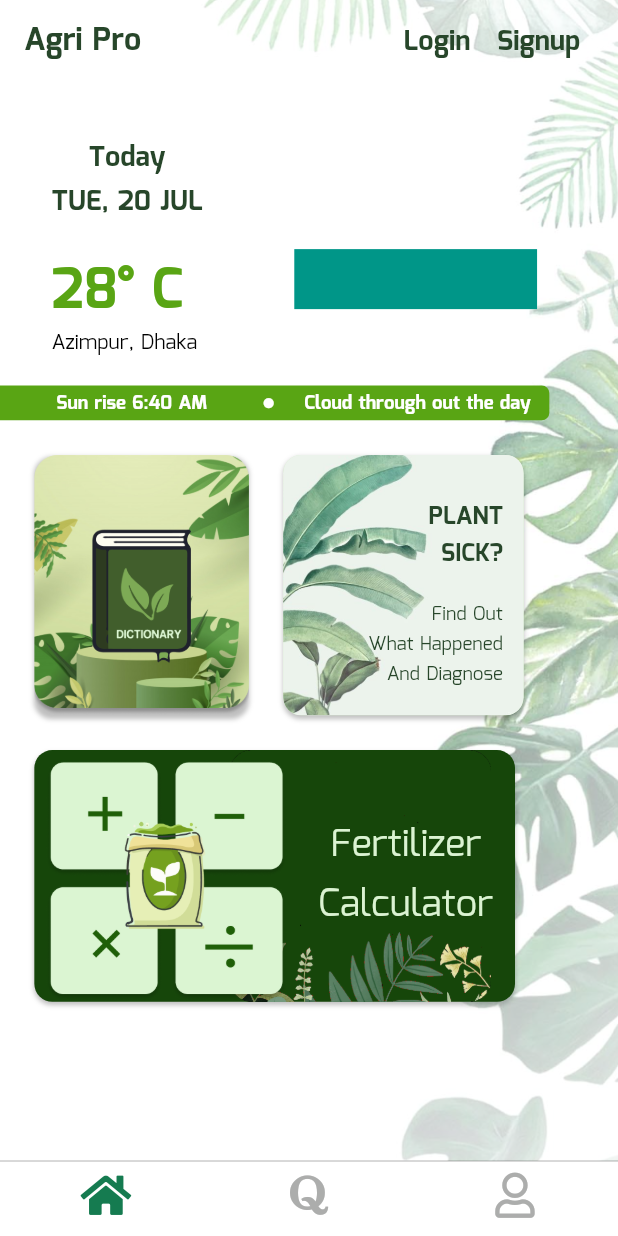
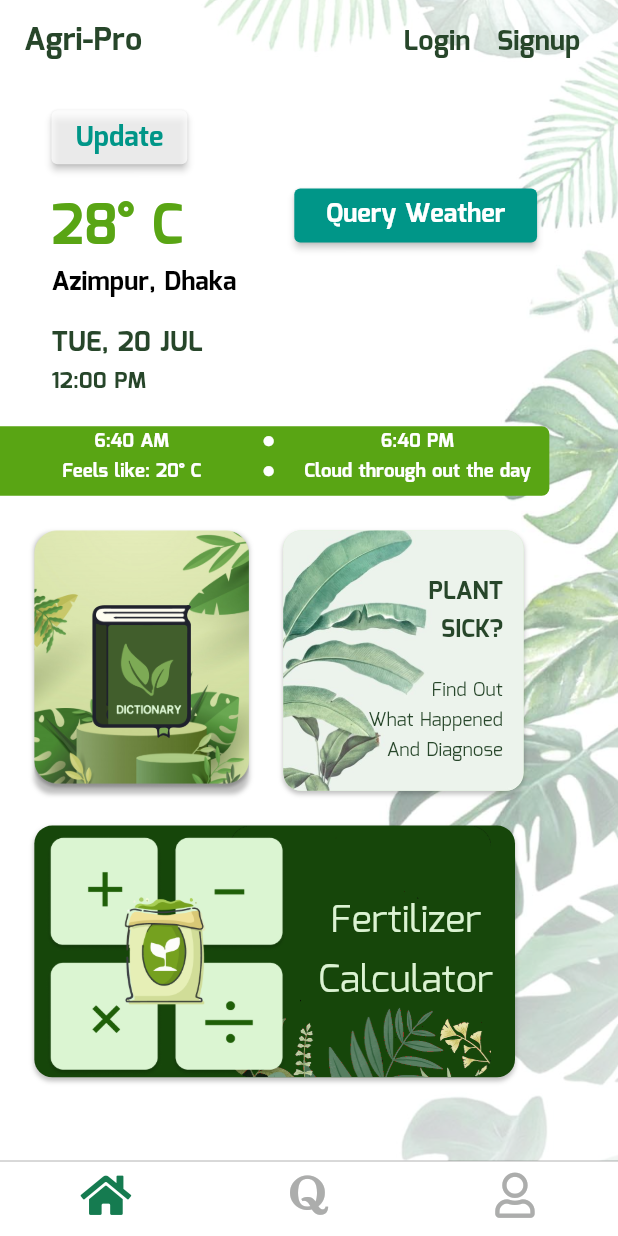
Before and after one commit to MdAkramKhanJehad/SPL_2, a Flutter app: the screen it shows after launch, on a phone screen of 412 x 824 dp. Run offline on Flutter 3.47's test engine with Material 2 defaults, Android fonts, the phone set to English and light mode, and no system bars; our stand-ins replace carousel_slider, cloud_firestore, file_picker, firebase_auth, firebase_core, firebase_storage and 10 more; missing offline and left inert: crypt; accounts and stored records are empty.

Commit message:
Weather design updated

```diff
--- a/lib/models/fertilizer_calculator.dart
+++ b/lib/models/fertilizer_calculator.dart
@@ -1,4 +1,5 @@
 import 'package:cloud_firestore/cloud_firestore.dart';
+
 class FertilizerCalculator{
   final List<String> units;
   final String name;
--- a/lib/navbar_items/home_page/home_page.dart
+++ b/lib/navbar_items/home_page/home_page.dart
@@ -1,34 +1,80 @@
-import 'package:external_app_launcher/external_app_launcher.dart';
 import 'package:flutter/material.dart';
 import 'package:flutter/painting.dart';
+import 'package:flutter_dotenv/flutter_dotenv.dart';
 import 'package:font_awesome_flutter/font_awesome_flutter.dart';
+import 'package:geolocator/geolocator.dart';
 import 'package:spl_two_agri_pro/login_signup/login.dart';
 import 'package:spl_two_agri_pro/login_signup/signup.dart';
 import 'package:spl_two_agri_pro/main.dart';
+import 'package:intl/intl.dart';
 import 'package:spl_two_agri_pro/navbar_items/diseases_page/diseases_page.dart';
 import 'package:spl_two_agri_pro/navbar_items/fertilizer_page/fertilizer_page.dart';
 import 'package:spl_two_agri_pro/navbar_items/weather_page/weather_page.dart';
+import 'package:weather/weather.dart';
+
+
 class HomePage extends StatefulWidget {
-
   @override
   _HomePageState createState() => _HomePageState();
 }
 
 class _HomePageState extends State<HomePage> {
+  late WeatherFactory ws;
+  String key =  dotenv.env['WEATHER_KEY'].toString();
+  String lastUpdatedDate="TUE, 20 JUL", lastUpdatedTime="12:00 PM", feelsLike= "20", temperature='28',location='Azimpur, Dhaka',sunrise="6:40 AM", sunset="6:40 PM", comment_on_weather='Cloud through out the day', degree = '°';
+  late Icon weather_depended_icon;
+  late List<Weather> _data;
+  double? lat, lon;
 
-  String todaysDate="Today\nTUE, 20 JUL",temperature='28',location='Azimpur, Dhaka',localTime="Sun rise 6:40 AM",cmnt_on_weather='Cloud through out the day',degree = '°';
-  late Icon weather_depended_icon;
+
+  Future<Position> locateUser() async {
+    return Geolocator.getCurrentPosition(desiredAccuracy: LocationAccuracy.high);
+  }
+
+
+  void queryCurrentWeather() async {
+    try{
+      Position position = await locateUser();
+      lat = position.latitude;
+      lon = position.longitude;
+    }catch(e){
+      print("Error while getting LatLong: $e");
+    }
+
+    Weather weather = (await ws.currentWeatherByLocation(lat!, lon!));
+    _data = [weather];
+
+    setState(() {
+      lastUpdatedDate = DateFormat('EEE, d MMM').format(_data[0].date!);
+      lastUpdatedTime = DateFormat.jm().format(_data[0].date!);
+      temperature= _data[0].temperature.toString().split(" ")[0];
+      location= "${_data[0].areaName.toString()}, ${_data[0].country.toString()}";
+      sunrise= "Sunrise: ${DateFormat.jm().format(_data[0].sunrise!)}";
+      sunset = "Sunset: ${DateFormat.jm().format(_data[0].sunset!)}";
+      comment_on_weather= _data[0].weatherDescription.toString();
+      feelsLike = _data[0].tempFeelsLike.toString().split(" ")[0];
+    });
+    print(_data[0]);
+  }
+
+  @override
+  void initState() {
+    super.initState();
+    ws = new WeatherFactory(key);
+    queryCurrentWeather();
+  }
+
   @override
   Widget build(BuildContext context) {
     final double height = MediaQuery.of(context).size.height;
     final double width = MediaQuery.of(context).size.width;
-
     double heightMultiplier = height/712;
     double widthMultiplier= width/360;
     TextStyle appBarTitleStyle=TextStyle(
       fontFamily: "Mina",
       letterSpacing: 0,
       fontSize: 18*widthMultiplier,fontWeight: FontWeight.w800,color:sharedObjectsGlobal.deepGreen,);
+
     return Stack(
       children: [
         Container(
@@ -49,8 +95,8 @@ class _HomePageState extends State<HomePage> {
               automaticallyImplyLeading: false,
               centerTitle: false,
               backwardsCompatibility: false,
-              title:Text("Agri Pro",style: appBarTitleStyle,),
-              actions:[ //sharedObjectsGlobal.userSignIn==false?
+              title:Text("Agri-Pro",style: appBarTitleStyle,),
+              actions:[
                 !sharedObjectsGlobal.userSignIn? TextButton(
                   child: Text('Login',style: TextStyle(fontSize: 16*widthMultiplier,fontWeight: FontWeight.w700,height: 1.5,color:sharedObjectsGlobal.deepGreen),),
                   onPressed: ()=>Navigator.push(context,MaterialPageRoute(builder: (context)=>Login())),
@@ -68,18 +114,21 @@ class _HomePageState extends State<HomePage> {
               child: Column(
                 crossAxisAlignment: CrossAxisAlignment.start,
                 children: [
-                  SizedBox(height: 30*heightMultiplier,),
+                  SizedBox(height: 10*heightMultiplier,),
                   Container(
                     padding: EdgeInsets.only(left:30*widthMultiplier ),
                     child: Column(
                       crossAxisAlignment: CrossAxisAlignment.start,
                       children: [
-                        GestureDetector(
-                            onTap: (){
-                              Navigator.push(context,MaterialPageRoute(builder: (context)=>WeatherForecast()));
-                            },
-                            child: Text(todaysDate,textAlign: TextAlign.center,style: TextStyle(color: sharedObjectsGlobal.deepGreen,fontWeight: FontWeight.bold, fontFamily: "Mina",fontSize: 16*widthMultiplier),)),
-                        SizedBox(height: 15*heightMultiplier,),
+                        ElevatedButton(
+                          style: ButtonStyle(
+                            backgroundColor: MaterialStateProperty.all<Color>(Colors.white70)
+                          ),
+                          child: Text("Update", style: TextStyle(color: Colors.teal,fontWeight: FontWeight.bold, fontSize: 16*widthMultiplier),),
+                          onPressed: () {
+                            queryCurrentWeather();
+                          }),
+                        SizedBox(height: 7*heightMultiplier,),
                         Container(
                           height: 40,
                           child: Row(
@@ -91,7 +140,15 @@ class _HomePageState extends State<HomePage> {
                               Expanded(
                                 flex: 3,
                                 child: Container(
-                                  color: Colors.teal,
+                                  child: ElevatedButton(
+                                    style: ButtonStyle(
+                                      backgroundColor: MaterialStateProperty.all<Color>(Colors.teal)
+                                    ),
+                                    child: Text("Query Weather", style: TextStyle(fontSize: 15*widthMultiplier, fontWeight: FontWeight.bold),),
+                                    onPressed: () {
+                                      Navigator.push(
+                                        context, MaterialPageRoute(builder: (context) => WeatherForecast()));
+                                    }),
                                 ),
                               ),
                               Expanded(
@@ -103,14 +160,17 @@ class _HomePageState extends State<HomePage> {
                           ),
                         ),
                         SizedBox(height: 10*heightMultiplier,),
-                        Text(location,style: TextStyle(color: Colors.black,fontWeight: FontWeight.normal, fontFamily: "Mina",fontSize: 12*widthMultiplier)),
+                        Text(location,style: TextStyle(color: Colors.black,fontWeight: FontWeight.bold, fontFamily: "Mina",fontSize: 15*widthMultiplier)),
+                        SizedBox(height: 10*heightMultiplier,),
+                        Text(lastUpdatedDate, textAlign: TextAlign.center, style: TextStyle(color: sharedObjectsGlobal.deepGreen, fontWeight: FontWeight.bold, fontFamily: "Mina", fontSize: 16*widthMultiplier),),
+                        Text(lastUpdatedTime, textAlign: TextAlign.center, style: TextStyle(color: sharedObjectsGlobal.deepGreen, fontWeight: FontWeight.bold, fontFamily: "Mina", fontSize: 13*widthMultiplier),),
                       ],
                     ),
                   ),
                   SizedBox(height: 15*heightMultiplier,),
                   Container(
                       width:width*60,
-                      height: 20*heightMultiplier,
+                      height: 40*heightMultiplier,
                       margin: EdgeInsets.only(right: 40*widthMultiplier),
                       decoration: BoxDecoration(
                         color: sharedObjectsGlobal.limeGreen,
@@ -121,12 +181,14 @@ class _HomePageState extends State<HomePage> {
                           bottomRight: Radius.circular(5),
                         ),
                       ),
-                    child: Row(
+                    child: Column(
+                      children: [
+                        Row(
                           children: [
                             Expanded(
                               child: Container(
                                 alignment: Alignment.center,
-                            child:Text(localTime,style: TextStyle(color: Colors.white,fontWeight: FontWeight.bold, fontFamily: "Mina",fontSize: 11*widthMultiplier))
+                                child:Text(sunrise,style: TextStyle(color: Colors.white,fontWeight: FontWeight.bold, fontFamily: "Mina",fontSize: 11*widthMultiplier))
                               ),
                             ),
                             Container(
@@ -136,8 +198,30 @@ class _HomePageState extends State<HomePage> {
                             Expanded(
                               child: Container(
                                   alignment: Alignment.center,
-                              child:Text(cmnt_on_weather,style: TextStyle(color: Colors.white,fontWeight: FontWeight.bold, fontFamily: "Mina",fontSize: 11*widthMultiplier))
+                                  child:Text(sunset,style: TextStyle(color: Colors.white,fontWeight: FontWeight.bold, fontFamily: "Mina",fontSize: 11*widthMultiplier))
                               ),
+                            ),
+                          ],
+                        ),
+                        Row(
+                          children: [
+                            Expanded(
+                              child: Container(
+                                alignment: Alignment.center,
+                                child:Text("Feels like: ${feelsLike+degree} C",style: TextStyle(color: Colors.white,fontWeight: FontWeight.bold, fontFamily: "Mina",fontSize: 11*widthMultiplier))
+                              ),
+                            ),
+                            Container(
+                              padding: EdgeInsets.only(right: 7*widthMultiplier),
+                              child: Icon(FontAwesomeIcons.solidCircle,size: 6*widthMultiplier,color: Colors.white,),
+                            ),
+                            Expanded(
+                              child: Container(
+                                alignment: Alignment.center,
+                                child:Text(comment_on_weather,style: TextStyle(color: Colors.white,fontWeight: FontWeight.bold, fontFamily: "Mina",fontSize: 11*widthMultiplier))
+                              ),
+                            ),
+                          ],
                         ),
                       ],
                     ),
@@ -148,13 +232,7 @@ class _HomePageState extends State<HomePage> {
                     child: Row(
                       children: [
                         GestureDetector(
-                          onTap: ()async{
-                           await LaunchApp.openApp(
-                             openStore: true,
-                             androidPackageName: 'com.agss.agridictionaryoffline',
-                             appStoreLink: 'https://play.google.com/store/apps/details?id=com.agss.agridictionaryoffline',
-                           );
-                          },
+                          onTap: (){},
                           child: Container(
                             width: 125*widthMultiplier,
                             height: 150*heightMultiplier,
@@ -176,7 +254,6 @@ class _HomePageState extends State<HomePage> {
                               )],
                               color : Colors.transparent,
                             ),
-
                           ),
                         ),
                         SizedBox(width: 20*widthMultiplier,),
--- a/pubspec.yaml
+++ b/pubspec.yaml
@@ -48,7 +48,6 @@ dependencies:
   weather: ^2.0.1
   geolocator: ^7.2.0+1
   flutter_appavailability: ^0.0.21
-  external_app_launcher: ^0.0.1
 dev_dependencies:
   flutter_test:
     sdk: flutter
```
Also changed, not shown: lib/navbar_items/weather_page/weather_page.dart (+84 -36 lines), pubspec.lock. Lines whose indentation alone changed are shown as unchanged.
